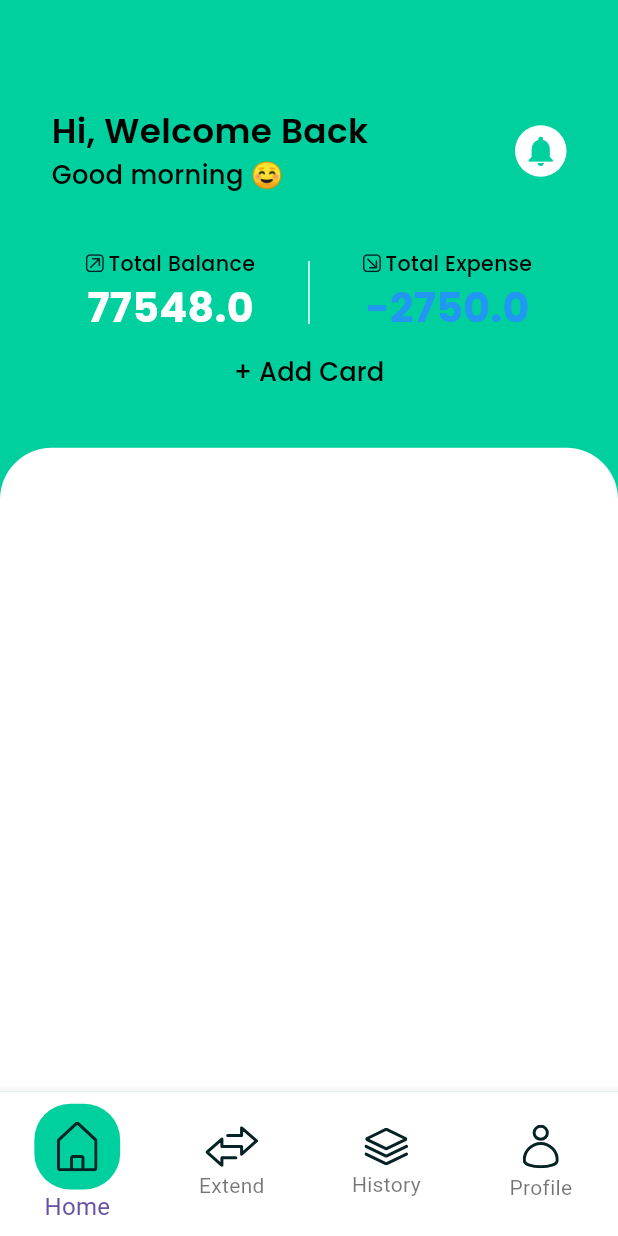
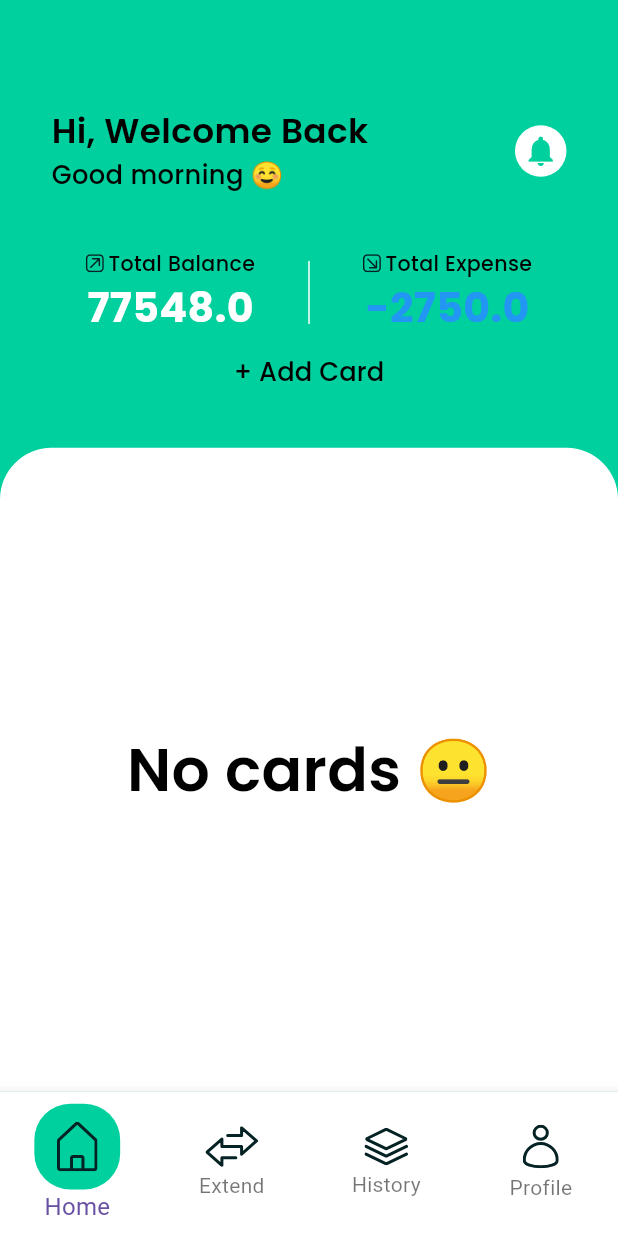
Before and after one commit to abubbakr0904/fin_wase, a Flutter app: the TabBox1 screen opened directly, on a phone screen of 412 x 824 dp. Run offline on Flutter 3.47's test engine with Material 3 defaults, Android fonts, the phone set to English and light mode, and no system bars; our stand-ins replace bloc, cloud_firestore, connectivity_plus, equatable, firebase_auth, firebase_core and 10 more; accounts and stored records are empty; network calls fail; statements that could not run were skipped.

Commit message:
add card

```diff
--- a/lib/app/app.dart
+++ b/lib/app/app.dart
@@ -1,4 +1,5 @@
 import 'package:abu_pay/blocs/card/card_bloc.dart';
+import 'package:abu_pay/blocs/card/card_event.dart';
 import 'package:abu_pay/blocs/connectivity/connectivity_bloc.dart';
 import 'package:abu_pay/blocs/user/user_bloc.dart';
 import 'package:abu_pay/data/repository/card_repository.dart';
@@ -54,7 +55,7 @@ class App extends StatelessWidget {
               create: (context) =>
                   CardBloc(
                     CardReposritory(),
-                  ),
+                  )..add(GetUserCards()),
             ),
           ],
           child: ScreenUtilInit(
--- a/lib/blocs/card/card_bloc.dart
+++ b/lib/blocs/card/card_bloc.dart
@@ -1,4 +1,5 @@
 import 'package:abu_pay/blocs/card/card_state.dart';
+import 'package:abu_pay/blocs/user/user_event.dart';
 import 'package:abu_pay/data/models/card_model/card_model.dart';
 import 'package:abu_pay/data/models/form_state/prile_form_state.dart';
 import 'package:abu_pay/data/repository/card_repository.dart';
@@ -10,12 +11,22 @@ import 'card_event.dart';
 
 class CardBloc extends Bloc<CardEvent, CardState> {
   final CardReposritory cardReposritory;
-  CardBloc(this.cardReposritory) : super(CardState(errorMessage: "", successMessage: "", status: FormsSatus.pure, cardModel: CardModel.initial())) {
+
+  CardBloc(this.cardReposritory)
+      : super(CardState(
+            errorMessage: "",
+            successMessage: "",
+            status: FormsSatus.pure,
+            cardModel: CardModel.initial(),
+            cards: []
+  )) {
     on<AddCardUserCollectionEvent>(_addCard);
+    on<GetUserCards>(_getCards);
   }
-  _addCard(AddCardUserCollectionEvent event , emit)async{
-    NetworkResponse networkResponse = await cardReposritory.insertCard(event.cardModel);
 
+  _addCard(AddCardUserCollectionEvent event, emit) async {
+    NetworkResponse networkResponse =
+        await cardReposritory.insertCard(event.cardModel);
     if (networkResponse.errorText.isEmpty) {
       emit(
         state.copyWith(
@@ -30,4 +41,21 @@ class CardBloc extends Bloc<CardEvent, CardState> {
       ));
     }
   }
+
+  _getCards(GetUserCards event, emit) async {
+    NetworkResponse networkResponse = await cardReposritory.getCards();
+    if (networkResponse.errorText.isEmpty) {
+      emit(
+        state.copyWith(
+          status: FormsSatus.succes,
+          cards: networkResponse.data
+        ),
+      );
+    } else {
+      emit(state.copyWith(
+        successMessage: networkResponse.errorText,
+        status: FormsSatus.error,
+      ));
+    }
+  }
 }
--- a/lib/blocs/card/card_event.dart
+++ b/lib/blocs/card/card_event.dart
@@ -25,3 +25,8 @@ class AddCardUserCollectionEvent extends CardEvent {
   @override
   List<Object> get props => [cardModel];
 }
+class GetUserCards extends CardEvent {
+
+  @override
+  List<Object> get props => [];
+}
--- a/lib/blocs/card/card_state.dart
+++ b/lib/blocs/card/card_state.dart
@@ -8,26 +8,33 @@ class CardState extends Equatable {
   final String errorMessage;
   final String successMessage;
   final FormsSatus status;
+  final List<CardModel> cards;
 
   const CardState(
       {required this.errorMessage,
         required this.successMessage,
         required this.status,
-        required this.cardModel});
+        required this.cardModel,
+        required this.cards
+      });
 
   CardState copyWith(
       {String? errorMessage,
         String? successMessage,
         FormsSatus? status,
-        CardModel? profileModel}) {
+        CardModel? profileModel,
+        List<CardModel>? cards
+      }) {
     return CardState(
         errorMessage: errorMessage ?? this.errorMessage,
         successMessage: successMessage ?? this.successMessage,
         status: status ?? this.status,
-        cardModel: profileModel ?? this.cardModel);
+        cardModel: profileModel ?? this.cardModel,
+        cards: cards ?? this.cards
+    );
   }
 
   @override
   List<Object> get props =>
-      [status, errorMessage, successMessage, cardModel];
+      [status, errorMessage, successMessage, cardModel , cards];
 }
--- a/lib/blocs/user/user_bloc.dart
+++ b/lib/blocs/user/user_bloc.dart
@@ -90,7 +90,7 @@ import '../../data/responce/network_responce.dart';
 class UserProfileBloc extends Bloc<UserEvent, UserState> {
   UserProfileBloc(this.userProfileRepository)
       : super(UserState(
-    profileModel: ProfileModel.initial(),
+    carModel: ProfileModel.initial(),
     status: FormsSatus.pure,
     errorMessage: "",
     successMessage: "",
--- a/lib/blocs/user/user_event.dart
+++ b/lib/blocs/user/user_event.dart
@@ -1,5 +1,6 @@
 import 'package:equatable/equatable.dart';
 
+import '../../data/models/card_model/card_model.dart';
 import '../../data/models/user_model/user_model.dart';
 
 abstract class UserEvent extends Equatable {
--- a/lib/blocs/user/user_state.dart
+++ b/lib/blocs/user/user_state.dart
@@ -2,31 +2,34 @@ import 'package:abu_pay/data/models/form_state/prile_form_state.dart';
 import 'package:abu_pay/data/models/user_model/user_model.dart';
 import 'package:equatable/equatable.dart';
 
+import '../../data/models/card_model/card_model.dart';
+
 class UserState extends Equatable {
-  final ProfileModel profileModel;
+  final ProfileModel carModel;
   final String errorMessage;
   final String successMessage;
   final FormsSatus status;
 
-  const UserState(
-      {required this.errorMessage,
-      required this.successMessage,
-      required this.status,
-      required this.profileModel});
+  const UserState({required this.errorMessage,
+    required this.successMessage,
+    required this.status,
+    required this.carModel,
+  });
 
-  UserState copyWith(
-      {String? errorMessage,
-      String? successMessage,
-      FormsSatus? status,
-      ProfileModel? profileModel}) {
+  UserState copyWith({String? errorMessage,
+    String? successMessage,
+    FormsSatus? status,
+    ProfileModel? profileModel,
+  }) {
     return UserState(
         errorMessage: errorMessage ?? this.errorMessage,
         successMessage: successMessage ?? this.successMessage,
         status: status ?? this.status,
-        profileModel: profileModel ?? this.profileModel);
+        carModel: profileModel ?? this.carModel,
+    );
   }
 
   @override
   List<Object> get props =>
-      [status, errorMessage, successMessage, profileModel];
+      [status, errorMessage, successMessage, carModel];
 }
--- a/lib/data/repository/user_repository.dart
+++ b/lib/data/repository/user_repository.dart
@@ -134,7 +134,7 @@ class UserProfileRepo {
               documentReference.id,
             )
             .update({
-          "cardDocId": documentReference.id,
+          "userId": documentReference.id,
         });
       }
 
--- a/lib/screens/tab_box/home_screen/home_screen.dart
+++ b/lib/screens/tab_box/home_screen/home_screen.dart
@@ -1,10 +1,14 @@
+import 'package:abu_pay/blocs/card/card_bloc.dart';
 import 'package:abu_pay/screens/tab_box/home_screen/new_card_screen/new_csrd_screen.dart';
 import 'package:abu_pay/utils/colors/app_colors.dart';
 import 'package:abu_pay/utils/images/app_images.dart';
 import 'package:flutter/cupertino.dart';
 import 'package:flutter/material.dart';
+import 'package:flutter_bloc/flutter_bloc.dart';
 import 'package:flutter_screenutil/flutter_screenutil.dart';
 import 'package:flutter_svg/flutter_svg.dart';
+
+import '../../../blocs/card/card_state.dart';
 
 class HomeScreen extends StatefulWidget {
   const HomeScreen({super.key});
@@ -146,6 +150,9 @@ class _HomeScreenState extends State<HomeScreen> {
                       ))
                 ],
               )),
+          BlocBuilder<CardBloc , CardState>(
+              builder: (context , state){
+                if(state.cards.isNotEmpty){
                   Container(
                     margin: EdgeInsets.only(
                       top: 250.h,
@@ -156,6 +163,46 @@ class _HomeScreenState extends State<HomeScreen> {
                           topLeft: Radius.circular(30.r),
                         ),
                         color: Colors.white),
+                  );
+                }
+                if(state.cards.isEmpty){
+                  return Container(
+                      margin: EdgeInsets.only(
+                        top: 250.h,
+                      ),
+                      decoration: BoxDecoration(
+                          borderRadius: BorderRadius.only(
+                            topRight: Radius.circular(30.r),
+                            topLeft: Radius.circular(30.r),
+                          ),
+                          color: Colors.white),
+                      child : Center(
+                          child : Text("No cards 😐" , style: TextStyle(
+                              color : Colors.black,
+                              fontSize: 35.sp,
+                              fontWeight: FontWeight.w600,
+                              fontFamily: AppImages.fontPoppins
+                          ),)
+                      )
+                  );
+                }
+                return Container(
+                    margin: EdgeInsets.only(
+                      top: 250.h,
+                    ),
+                    decoration: BoxDecoration(
+                        borderRadius: BorderRadius.only(
+                          topRight: Radius.circular(30.r),
+                          topLeft: Radius.circular(30.r),
+                        ),
+                        color: Colors.white),
+                    child : const Center(
+                        child : CircularProgressIndicator(
+                          color: AppColors.accentBlue,
+                        )
+                    )
+                );
+              }
           )
         ],
       ),
--- a/lib/screens/tab_box/home_screen/new_card_screen/new_csrd_screen.dart
+++ b/lib/screens/tab_box/home_screen/new_card_screen/new_csrd_screen.dart
@@ -33,14 +33,17 @@ class _AddCardScreenState extends State<AddCardScreen> {
                 children: [
                   TextField(
                     controller: number,
+                    keyboardType: TextInputType.number,
+
                   ),
                   SizedBox(height: 20.h,),
                   TextField(
                     controller: date,
+                    keyboardType: TextInputType.number,
                   ),
                   TextButton(onPressed: () {
                     CardModel cardModel = CardModel(
-                        cardHolder:state.profileModel.username,
+                        cardHolder:state.carModel.username,
                         cardName: "",
                         expireDate: date.text,
                         userDocId: "",
--- a/lib/screens/tab_box/profile_screen/profile_screen.dart
+++ b/lib/screens/tab_box/profile_screen/profile_screen.dart
@@ -29,7 +29,7 @@ class _ProfileScreenState extends State<ProfileScreen> {
         body: BlocConsumer<UserProfileBloc, UserState>(
       builder: (context, state) {
         if (state.successMessage == "authjon") {
-          print(state.profileModel.username);
+          print(state.carModel.username);
         }
         return Stack(
           children: [
@@ -70,7 +70,7 @@ class _ProfileScreenState extends State<ProfileScreen> {
                         child : Column(
                           children: [
                             Text(
-                              state.profileModel.username,
+                              state.carModel.username,
                               style: TextStyle(
                                 color: Colors.black,
                                 fontSize: 20.sp,
@@ -79,7 +79,7 @@ class _ProfileScreenState extends State<ProfileScreen> {
                               ),
                             ),
                             Text(
-                              state.profileModel.email,
+                              state.carModel.email,
                               style: TextStyle(
                                 color: Colors.black,
                                 fontSize: 20.sp,
```
Also changed, not shown: lib/data/repository/card_repository.dart (+26 -4 lines). Lines whose indentation alone changed are shown as unchanged.
